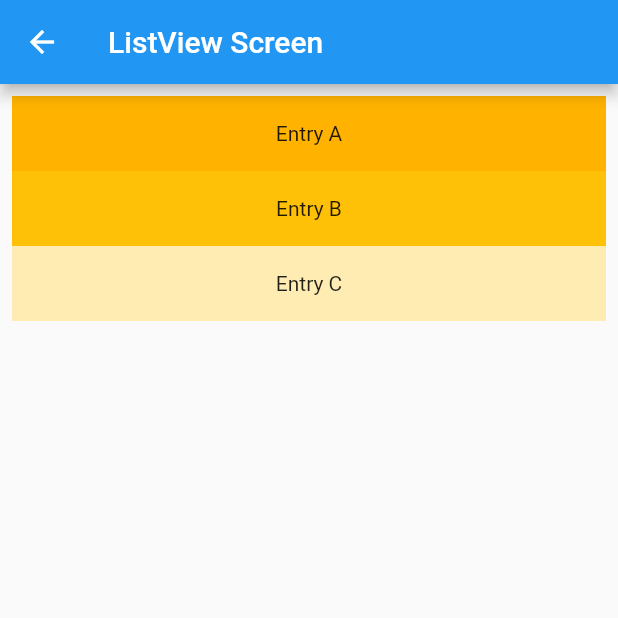
After one commit to DuyLeHong/lesson3456_1, a Flutter app: the screen it shows after launch, after a tap on "Go to screen 2", on a phone screen of 412 x 824 dp, the top half of it. The commit adds this screen. Run offline on Flutter 3.47's test engine with Material 2 defaults, Android fonts, the phone set to English and light mode, and no system bars.

Commit message:
add listview_screen

```diff
--- a/lib/lesson4_screen.dart
+++ b/lib/lesson4_screen.dart
@@ -1,4 +1,5 @@
 import 'package:flutter/material.dart';
+import 'package:lesson3456_1/listview_screen.dart';
 
 void main() => runApp(const MyApp());
 
@@ -81,6 +82,17 @@ class MyStatelessWidget extends StatelessWidget {
                   ),
                 ),
                 buildDecorationText(),
+                SizedBox(
+                  height: 10,
+                ),
+                ElevatedButton(
+                    onPressed: () {
+                      Navigator.push(context,
+                          MaterialPageRoute(builder: (BuildContext context) {
+                        return ListViewScreen();
+                      }));
+                    },
+                    child: Text('Go to screen 2')),
               ],
             ),
           ),
@@ -89,7 +101,7 @@ class MyStatelessWidget extends StatelessWidget {
     );
   }
 
-  Widget buildDecorationText () {
+  Widget buildDecorationText() {
     return SizedBox(
       width: 250,
       height: 250,
@@ -130,7 +142,6 @@ class MyStatelessWidget extends StatelessWidget {
       clipBehavior: Clip.antiAlias,
       children: <Widget>[
         Container(
-
           width: 100,
           height: 100,
           color: Colors.red,
--- /dev/null
+++ b/lib/listview_screen.dart
@@ -0,0 +1,36 @@
+import 'package:flutter/material.dart';
+
+class ListViewScreen extends StatelessWidget {
+
+  @override
+  Widget build(BuildContext context) {
+    // TODO: implement build
+    return Scaffold(
+      appBar: AppBar(
+        title: const Text('ListView Screen'),
+      ),
+      body: SafeArea(
+        child: ListView(
+          padding: const EdgeInsets.all(8),
+          children: <Widget>[
+            Container(
+              height: 50,
+              color: Colors.amber[600],
+              child: const Center(child: Text('Entry A')),
+            ),
+            Container(
+              height: 50,
+              color: Colors.amber[500],
+              child: const Center(child: Text('Entry B')),
+            ),
+            Container(
+              height: 50,
+              color: Colors.amber[100],
+              child: const Center(child: Text('Entry C')),
+            ),
+          ],
+        ),
+      ),
+    );
+  }
+}
```
